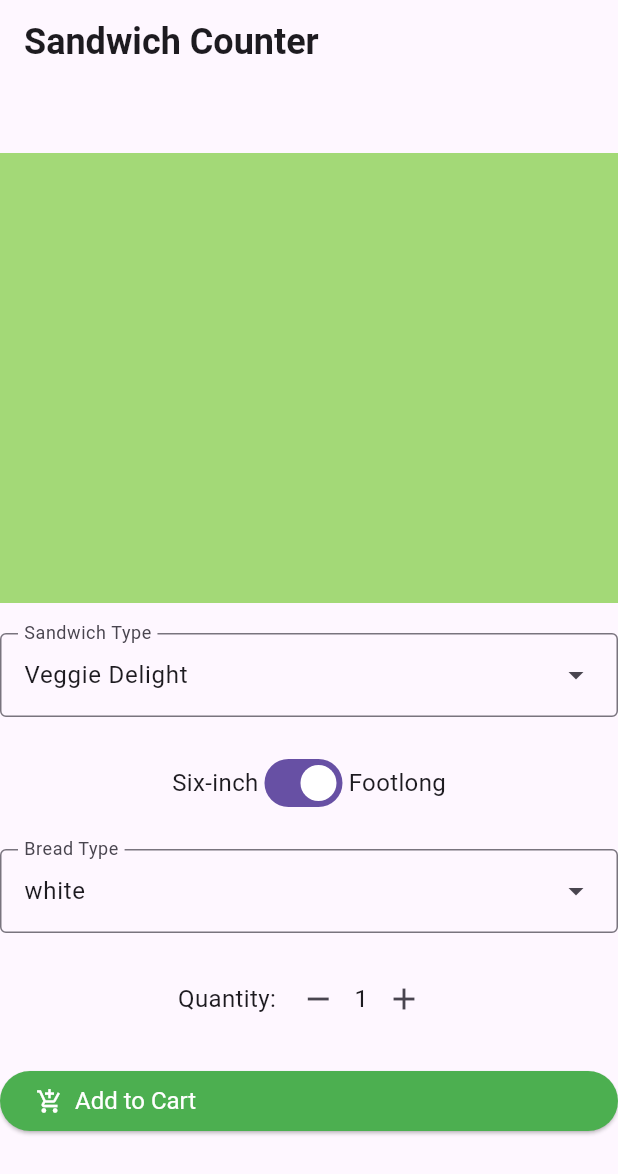
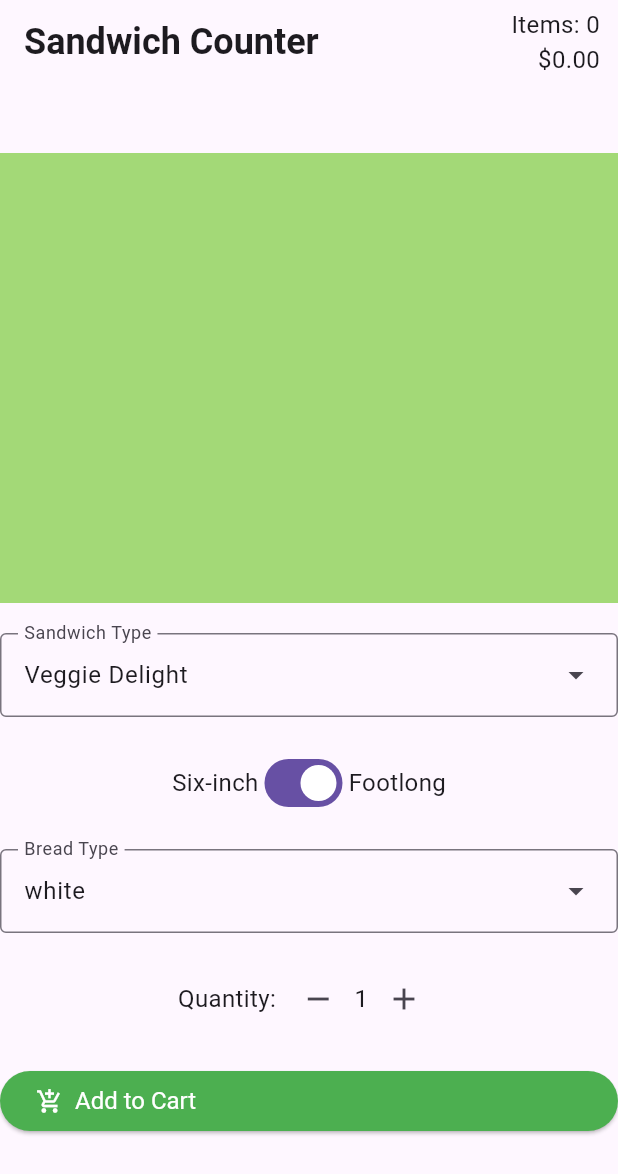
Before and after one commit to Pelz22/programming, a Flutter app: the screen it shows after launch, on a phone screen of 412 x 824 dp. Shown: the top 1174 px of the screen. Run offline on Flutter 3.47's test engine with Material 3 defaults, Android fonts, the phone set to English and light mode, and no system bars; our stand-ins replace flutter_svg.

Commit message:
add item count and price

```diff
--- a/sandwitch_shop/lib/main.dart
+++ b/sandwitch_shop/lib/main.dart
@@ -230,6 +230,22 @@ class _OrderScreenState extends State<OrderScreen> {
           'Sandwich Counter',
           style: heading1,
         ),
+        // Compact cart summary in the app bar actions. Shows current
+        // item count and formatted total price. Because cart mutations
+        // call setState, these values update automatically.
+        actions: [
+          Padding(
+            padding: const EdgeInsets.symmetric(horizontal: 12),
+            child: Column(
+              mainAxisAlignment: MainAxisAlignment.center,
+              crossAxisAlignment: CrossAxisAlignment.end,
+              children: [
+                Text('Items: ${_cart.totalItems}', style: normalText),
+                Text('\$${_cart.totalPrice.toStringAsFixed(2)}', style: normalText),
+              ],
+            ),
+          ),
+        ],
       ),
       body: Center(
         child: SingleChildScrollView(
```
